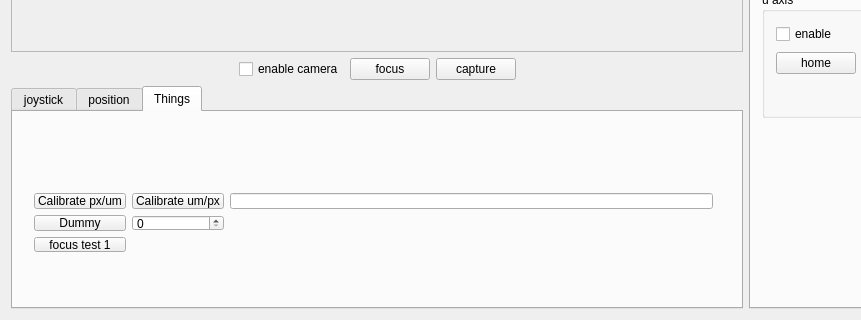
Above: magrathea.ui from gitHleon/magrathea before the change; both pictures show x 0 to 861 and y 480 to 800 of the 1400 by 800 pixel window. Below: the same form after it.
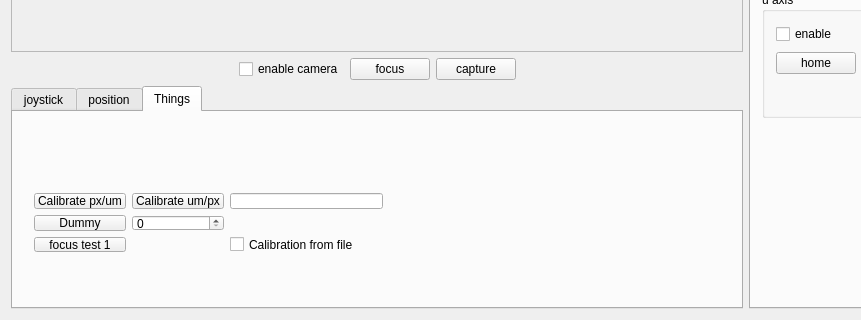
That is the form after the change.

```diff
--- a/magrathea.ui
+++ b/magrathea.ui
@@ -475,7 +475,7 @@
           <rect>
            <x>10</x>
            <y>70</y>
-           <width>701</width>
+           <width>371</width>
            <height>81</height>
           </rect>
          </property>
@@ -518,6 +518,13 @@
             </property>
            </widget>
           </item>
+          <item row="2" column="2">
+           <widget class="QCheckBox" name="calib_from_file_Box">
+            <property name="text">
+             <string>Calibration from file</string>
+            </property>
+           </widget>
+          </item>
          </layout>
         </widget>
        </widget>
```
